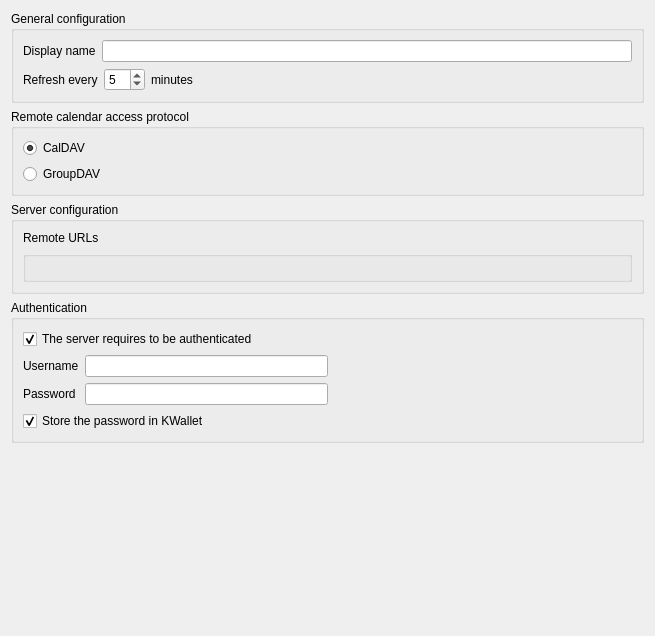
This is resources/dav/davcalendar/configdialog.ui in KDE/kdepim-runtime as Qt 5 draws it before an edit. The edited form follows.
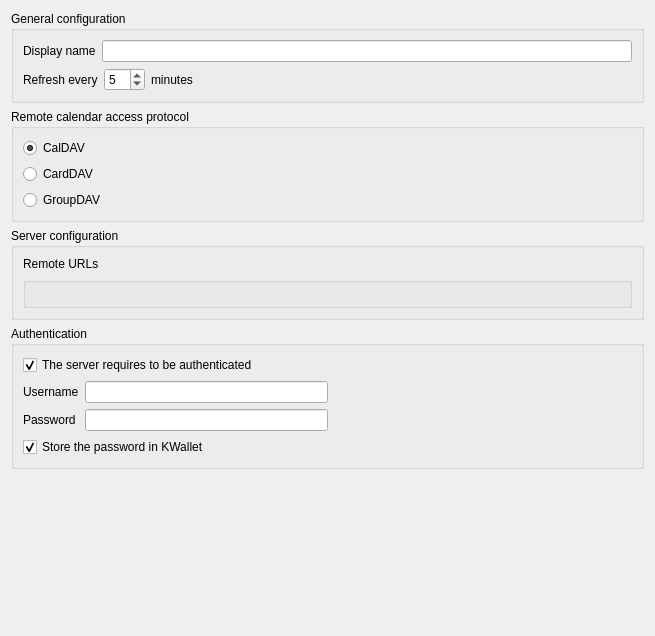
This is the edited form. Custom widgets are drawn as their Qt base class.

Commit message: Add support for the CardDAV protocol

The edit to the form file:
```diff
--- a/resources/dav/davcalendar/configdialog.ui
+++ b/resources/dav/davcalendar/configdialog.ui
@@ -107,6 +107,13 @@
         </property>
        </widget>
       </item>
+      <item>
+       <widget class="QRadioButton" name="carddav">
+        <property name="text">
+         <string>CardDAV</string>
+        </property>
+       </widget>
+      </item>
       <item>
        <widget class="QRadioButton" name="groupdav">
         <property name="text">
```
The commit also changes 7 other files.
